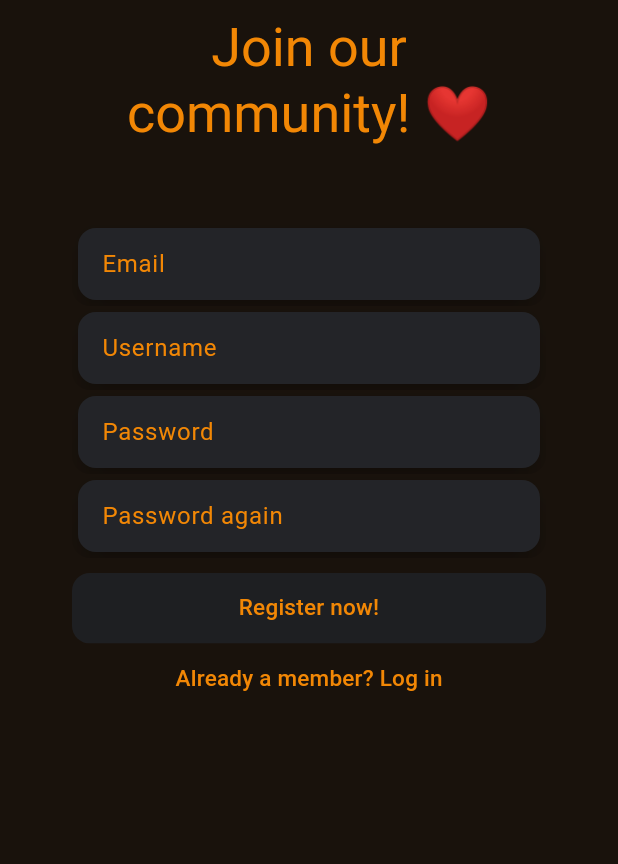
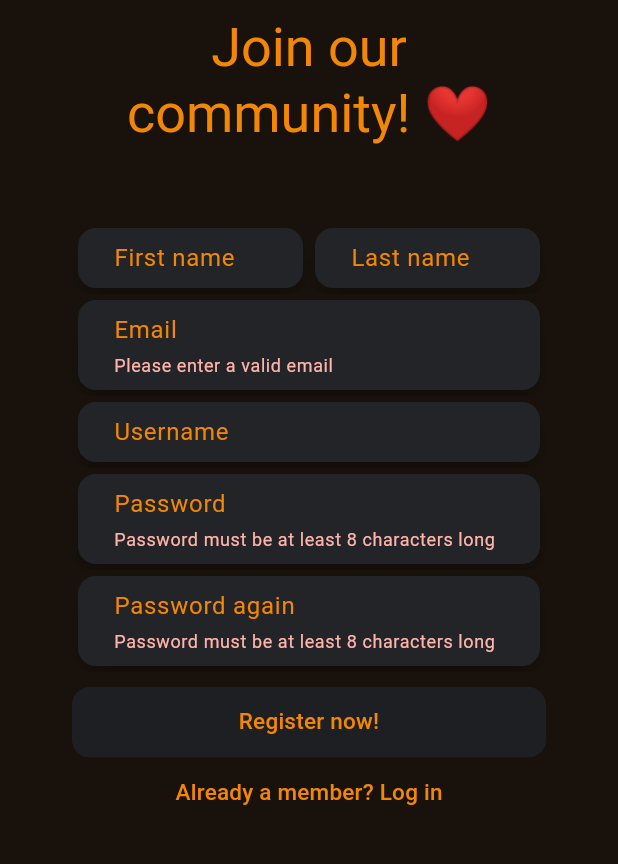
Before and after one commit to skobizsolt/gymbuddy, a Flutter app: the RegisterScreen screen opened directly with empty values, after a tap on "Register now!", on a phone screen of 412 x 824 dp, the part 288-1152 px from its top. Run offline on Flutter 3.47's test engine with Material 2 defaults, Android fonts, the phone set to English and light mode, and no system bars; our stand-ins replace email_validator, firebase_auth, firebase_core, flutter_riverpod, google_fonts, ionicons and 1 more; accounts and stored records are empty; network calls fail.

Commit message:
feat: GYM-8 validations added for the inputs

```diff
--- a/lib/layout/input_layout.dart
+++ b/lib/layout/input_layout.dart
@@ -12,7 +12,7 @@ class InputLayout extends StatelessWidget {
     return ClipRRect(
       borderRadius: const BorderRadius.all(Radius.circular(12)),
       child: Card(
-        color: color ?? Theme.of(context).colorScheme.background,
+        color: color ?? Theme.of(context).primaryColorDark,
         child: Container(
           height: height,
           padding: const EdgeInsets.symmetric(
--- /dev/null
+++ b/lib/models/auth/auth_dto.dart
@@ -0,0 +1,16 @@
+class AuthDto {
+  late String _email;
+  late String _password;
+
+  String get email => _email;
+
+  set email(String value) {
+    _email = value;
+  }
+
+  String get password => _password;
+
+  set password(String value) {
+    _password = value;
+  }
+}
--- /dev/null
+++ b/lib/models/auth/new_user_dto.dart
@@ -0,0 +1,44 @@
+class NewUserDto {
+  late String _email;
+  late String _username;
+  late String _password;
+  late String _passwordAgain;
+  late String _firstName;
+  late String _lastName;
+
+  String get email => _email;
+
+  set email(String value) {
+    _email = value;
+  }
+
+  String get username => _username;
+
+  set username(String value) {
+    _username = value;
+  }
+
+  String get password => _password;
+
+  set password(String value) {
+    _password = value;
+  }
+
+  String get passwordAgain => _passwordAgain;
+
+  set passwordAgain(String value) {
+    _passwordAgain = value;
+  }
+
+  String get firstName => _firstName;
+
+  set firstName(String value) {
+    _firstName = value;
+  }
+
+  String get lastName => _lastName;
+
+  set lastName(String value) {
+    _lastName = value;
+  }
+}
--- a/lib/screen/auth/register_screen.dart
+++ b/lib/screen/auth/register_screen.dart
@@ -1,8 +1,11 @@
 import 'package:flutter/material.dart';
 import 'package:gymbuddy/components/custom_snackbars.dart';
+import 'package:gymbuddy/layout/input_layout.dart';
+import 'package:gymbuddy/models/auth/auth_dto.dart';
+import 'package:gymbuddy/models/auth/new_user_dto.dart';
 import 'package:gymbuddy/service/auth/email_auth_service.dart';
+import 'package:gymbuddy/service/auth/validators.dart';
 import 'package:gymbuddy/widgets/utils/custom_text_button.dart';
-import 'package:gymbuddy/components/inputs/custom_text_input.dart';
 import 'package:gymbuddy/widgets/utils/wide_button.dart';
 
 class RegisterScreen extends StatefulWidget {
@@ -14,18 +17,24 @@ class RegisterScreen extends StatefulWidget {
 }
 
 class _RegisterScreenState extends State<RegisterScreen> {
-  final controllers = {
-    "email": TextEditingController(),
-    "username": TextEditingController(),
-    "password": TextEditingController(),
-    "passwordAgain": TextEditingController()
-  };
+  final NewUserDto _newUser = NewUserDto();
+  final GlobalKey<FormState> _form = GlobalKey<FormState>();
 
-  bool isPasswordsValid(final String password, final String passwordAgain) {
-    if (password == passwordAgain) {
-      return true;
+  void submitForm() {
+    var validForm = _form.currentState!.validate();
+
+    if (validForm) {
+      _form.currentState!.save();
+      // Check if passwords match
+      if (_newUser.password != _newUser.passwordAgain) {
+        showErrorSnackBar(context, "Passwords not match!");
+        return;
       }
-    return false;
+      final AuthDto _authDto = AuthDto();
+      _authDto.email = _newUser.email;
+      _authDto.password = _newUser.password;
+      signUserUp(context, _authDto);
+    }
   }
 
   @override
@@ -38,6 +47,8 @@ class _RegisterScreenState extends State<RegisterScreen> {
               padding: const EdgeInsets.all(32),
               child: Padding(
                 padding: const EdgeInsets.all(16.0),
+                child: Form(
+                  key: _form,
                   child: Column(
                     mainAxisAlignment: MainAxisAlignment.start,
                     mainAxisSize: MainAxisSize.min,
@@ -58,34 +69,127 @@ class _RegisterScreenState extends State<RegisterScreen> {
                         height: 50,
                       ),
 
-                    // Email
-                    CustomTextInput(
-                      controller: controllers["email"],
-                      labelText: 'Email',
-                      color: Theme.of(context).primaryColorDark,
+                      // First and last name
+                      Row(
+                        mainAxisSize: MainAxisSize.max,
+                        children: [
+                          Expanded(
+                            child: InputLayout(
+                              child: Padding(
+                                padding: const EdgeInsets.all(8.0),
+                                child: TextFormField(
+                                  keyboardType: TextInputType.emailAddress,
+                                  decoration: InputDecoration.collapsed(
+                                    hintText: 'First name',
+                                  ),
+                                  validator: (value) {
+                                    return InputValidator()
+                                        .validateUsername(value);
+                                  },
+                                  onSaved: (newValue) {
+                                    _newUser.firstName = newValue!;
+                                  },
+                                ),
+                              ),
+                            ),
+                          ),
+                          Expanded(
+                            child: InputLayout(
+                              child: Padding(
+                                padding: const EdgeInsets.all(8.0),
+                                child: TextFormField(
+                                  keyboardType: TextInputType.emailAddress,
+                                  decoration: InputDecoration.collapsed(
+                                    hintText: 'Last name',
+                                  ),
+                                  validator: (value) {
+                                    return InputValidator()
+                                        .validateUsername(value);
+                                  },
+                                  onSaved: (newValue) {
+                                    _newUser.lastName = newValue!;
+                                  },
+                                ),
+                              ),
+                            ),
+                          ),
+                        ],
+                      ),
+
+                      // Email field
+                      InputLayout(
+                        child: Padding(
+                          padding: const EdgeInsets.all(8.0),
+                          child: TextFormField(
+                            keyboardType: TextInputType.emailAddress,
+                            decoration: InputDecoration.collapsed(
+                              hintText: 'Email',
+                            ),
+                            validator: (value) {
+                              return InputValidator().validateEmail(value);
+                            },
+                            onSaved: (newValue) {
+                              _newUser.email = newValue!;
+                            },
+                          ),
+                        ),
                       ),
 
                       // Username
-                    CustomTextInput(
-                      controller: controllers["username"],
-                      labelText: 'Username',
-                      color: Theme.of(context).primaryColorDark,
+                      InputLayout(
+                        child: Padding(
+                          padding: const EdgeInsets.all(8.0),
+                          child: TextFormField(
+                            keyboardType: TextInputType.emailAddress,
+                            decoration: InputDecoration.collapsed(
+                              hintText: 'Username',
+                            ),
+                            validator: (value) {
+                              return InputValidator().validateUsername(value);
+                            },
+                            onSaved: (newValue) {
+                              _newUser.username = newValue!;
+                            },
+                          ),
+                        ),
                       ),
 
                       // Password
-                    CustomTextInput(
-                      controller: controllers["password"],
-                      labelText: 'Password',
-                      color: Theme.of(context).primaryColorDark,
+                      InputLayout(
+                        child: Padding(
+                          padding: const EdgeInsets.all(8.0),
+                          child: TextFormField(
+                            decoration: InputDecoration.collapsed(
+                              hintText: 'Password',
+                            ),
                             obscureText: true,
+                            validator: (value) {
+                              return InputValidator().validatePassword(value);
+                            },
+                            onSaved: (newValue) {
+                              _newUser.password = newValue!;
+                            },
+                          ),
+                        ),
                       ),
 
                       // Repeat password
-                    CustomTextInput(
-                      controller: controllers["passwordAgain"],
-                      labelText: 'Password again',
-                      color: Theme.of(context).primaryColorDark,
+                      InputLayout(
+                        child: Padding(
+                          padding: const EdgeInsets.all(8.0),
+                          child: TextFormField(
+                            decoration: InputDecoration.collapsed(
+                              hintText: 'Password again',
+                            ),
                             obscureText: true,
+                            validator: (value) {
+                              return InputValidator().validatePassword(value);
+                            },
+                            onSaved: (newValue) {
+                              _newUser.passwordAgain = newValue!;
+                            },
+                          ),
+                        ),
                       ),
 
                       SizedBox(
@@ -93,19 +197,7 @@ class _RegisterScreenState extends State<RegisterScreen> {
                       ),
 
                       // Register a new user
-                    WideButton(
-                      text: 'Register now!',
-                      onPressed: () {
-                        print("Called");
-                        isPasswordsValid(
-                          controllers["password"]!.text,
-                          controllers["passwordAgain"]!.text,
-                        )
-                            ? signUserUp(context, controllers)
-                            : showErrorSnackBar(
-                                context, "Passwords not match!");
-                      },
-                    ),
+                      WideButton(text: 'Register now!', onPressed: submitForm),
 
                       // Switch back to login screen
                       CustomTextButton(
@@ -119,6 +211,7 @@ class _RegisterScreenState extends State<RegisterScreen> {
             ),
           ),
         ),
+      ),
     );
   }
 }
--- a/lib/service/auth/email_auth_service.dart
+++ b/lib/service/auth/email_auth_service.dart
@@ -1,24 +1,21 @@
 import 'package:firebase_auth/firebase_auth.dart';
 import 'package:flutter/material.dart';
 import 'package:gymbuddy/components/custom_snackbars.dart';
+import 'package:gymbuddy/models/auth/auth_dto.dart';
 
-enum _AuthenticationType { login, register }
+enum AuthenticationType { login, register }
 
-void signUserIn(final BuildContext context,
-    final Map<String, TextEditingController> controllers) {
-  _authenticate(context, controllers, _AuthenticationType.login);
+void signUserIn(final BuildContext context, final AuthDto request) {
+  _authenticate(context, request, AuthenticationType.login);
 }
 
-void signUserUp(final BuildContext context,
-    final Map<String, TextEditingController> controllers) async {
-  _authenticate(context, controllers, _AuthenticationType.register);
+void signUserUp(final BuildContext context, final AuthDto request) async {
+  _authenticate(context, request, AuthenticationType.register);
   // username has to be stored (TODO)
 }
 
-void _authenticate(
-    final BuildContext context,
-    final Map<String, TextEditingController> controllers,
-    final _AuthenticationType type) async {
+void _authenticate(final BuildContext context, final AuthDto request,
+    final AuthenticationType type) async {
   // show loading circle
   showDialog(
     context: context,
@@ -32,17 +29,17 @@ void _authenticate(
   // Try authentication
   try {
     // Case: login
-    if (type == _AuthenticationType.login) {
+    if (type == AuthenticationType.login) {
       await FirebaseAuth.instance.signInWithEmailAndPassword(
-        email: controllers["email"]!.text,
-        password: controllers["password"]!.text,
+        email: request.email,
+        password: request.password,
       );
     }
     // Case: Sign up
-    if (type == _AuthenticationType.register) {
+    if (type == AuthenticationType.register) {
       await FirebaseAuth.instance.createUserWithEmailAndPassword(
-        email: controllers["email"]!.text,
-        password: controllers["password"]!.text,
+        email: request.email,
+        password: request.password,
       );
     }
 
--- /dev/null
+++ b/lib/service/auth/validators.dart
@@ -0,0 +1,31 @@
+import 'package:email_validator/email_validator.dart';
+
+class InputValidator {
+  static const int PASSWORD_LENGTH = 8;
+
+  validatePassword(final String? value) {
+    if (_isValidValue(value) && value!.trim().length > PASSWORD_LENGTH) {
+      return null;
+    }
+    return "Password must be at least " + "$PASSWORD_LENGTH characters long";
+  }
+
+  validateEmail(final String? value) {
+    if (_isValidValue(value) && EmailValidator.validate(value!)) {
+      return null;
+    }
+
+    return "Please enter a valid email";
+  }
+
+  validateUsername(final String? value) {
+    if (_isValidValue(value)) {
+      return null;
+    }
+    return "Please enter a valid username";
+  }
+
+  _isValidValue(final String? value) {
+    return !(value == null && value!.trim().isEmpty);
+  }
+}
```
Also changed, not shown: lib/main.dart (+17 -5 lines), lib/screen/auth/login_screen.dart (+49 -16 lines). Lines whose indentation alone changed are shown as unchanged.
